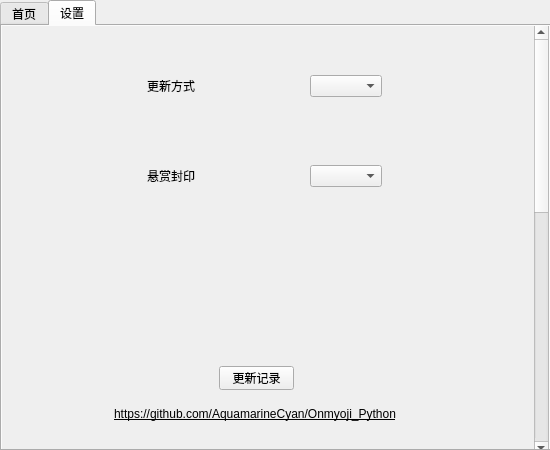
AquamarineCyan/OnmyojiDesktopAssistant, file ui/mainui.ui: the form before one commit.
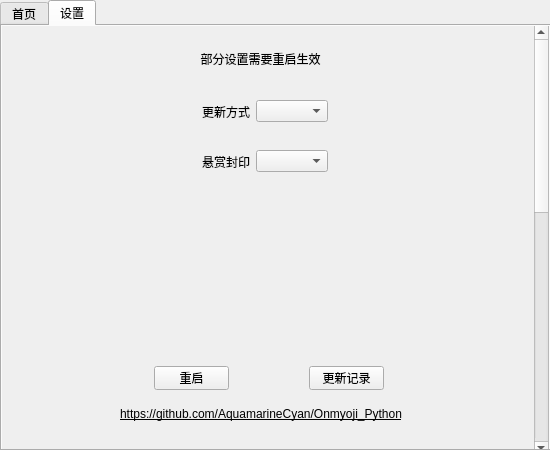
The form after the commit. The open tabs and pages were chosen to show the change.

Commit message: :art: 添加手动重启按钮

```diff
--- a/ui/mainui.ui
+++ b/ui/mainui.ui
@@ -587,7 +587,7 @@
         <rect>
          <x>0</x>
          <y>0</y>
-         <width>532</width>
+         <width>528</width>
          <height>1000</height>
         </rect>
        </property>
@@ -601,9 +601,9 @@
         <property name="geometry">
          <rect>
           <x>40</x>
-          <y>20</y>
+          <y>60</y>
           <width>451</width>
-          <height>80</height>
+          <height>51</height>
          </rect>
         </property>
         <layout class="QHBoxLayout" name="horizontalLayout_setting_update">
@@ -627,19 +627,6 @@
            </property>
           </widget>
          </item>
-         <item>
-          <spacer name="horizontalSpacer_2">
-           <property name="orientation">
-            <enum>Qt::Horizontal</enum>
-           </property>
-           <property name="sizeHint" stdset="0">
-            <size>
-             <width>40</width>
-             <height>20</height>
-            </size>
-           </property>
-          </spacer>
-         </item>
          <item>
           <widget class="QComboBox" name="setting_update_comboBox"/>
          </item>
@@ -664,7 +651,7 @@
           <x>40</x>
           <y>110</y>
           <width>451</width>
-          <height>80</height>
+          <height>51</height>
          </rect>
         </property>
         <layout class="QHBoxLayout" name="horizontalLayout_setting_xuanshangfengyin">
@@ -688,19 +675,6 @@
            </property>
           </widget>
          </item>
-         <item>
-          <spacer name="horizontalSpacer_5">
-           <property name="orientation">
-            <enum>Qt::Horizontal</enum>
-           </property>
-           <property name="sizeHint" stdset="0">
-            <size>
-             <width>40</width>
-             <height>20</height>
-            </size>
-           </property>
-          </spacer>
-         </item>
          <item>
           <widget class="QComboBox" name="setting_xuanshangfengyin_comboBox"/>
          </item>
@@ -722,7 +696,7 @@
        <widget class="QPushButton" name="button_update_record">
         <property name="geometry">
          <rect>
-          <x>220</x>
+          <x>310</x>
           <y>340</y>
           <width>75</width>
           <height>24</height>
@@ -735,7 +709,7 @@
        <widget class="QLabel" name="label_GitHub_address">
         <property name="geometry">
          <rect>
-          <x>100</x>
+          <x>106</x>
           <y>380</y>
           <width>312</width>
           <height>16</height>
@@ -751,6 +725,41 @@
          <set>Qt::AlignCenter</set>
         </property>
        </widget>
+       <widget class="QPushButton" name="button_reboot">
+        <property name="geometry">
+         <rect>
+          <x>155</x>
+          <y>340</y>
+          <width>75</width>
+          <height>24</height>
+         </rect>
+        </property>
+        <property name="text">
+         <string>重启</string>
+        </property>
+       </widget>
+       <widget class="QLabel" name="label_tip_setting_reboot">
+        <property name="geometry">
+         <rect>
+          <x>191</x>
+          <y>22</y>
+          <width>141</width>
+          <height>21</height>
+         </rect>
+        </property>
+        <property name="mouseTracking">
+         <bool>false</bool>
+        </property>
+        <property name="layoutDirection">
+         <enum>Qt::LeftToRight</enum>
+        </property>
+        <property name="text">
+         <string>部分设置需要重启生效</string>
+        </property>
+        <property name="alignment">
+         <set>Qt::AlignCenter</set>
+        </property>
+       </widget>
       </widget>
      </widget>
     </widget>
```
Left out of the diff: 3 changed lines with no effect on the pictures. The commit also changes 7 other files.
